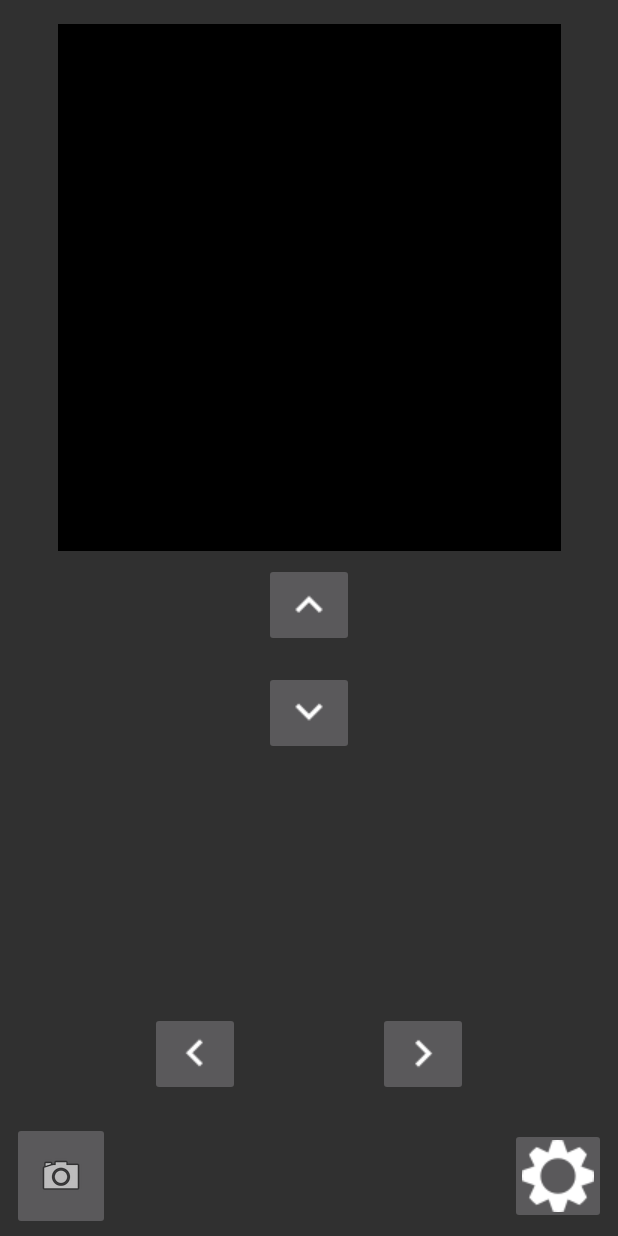
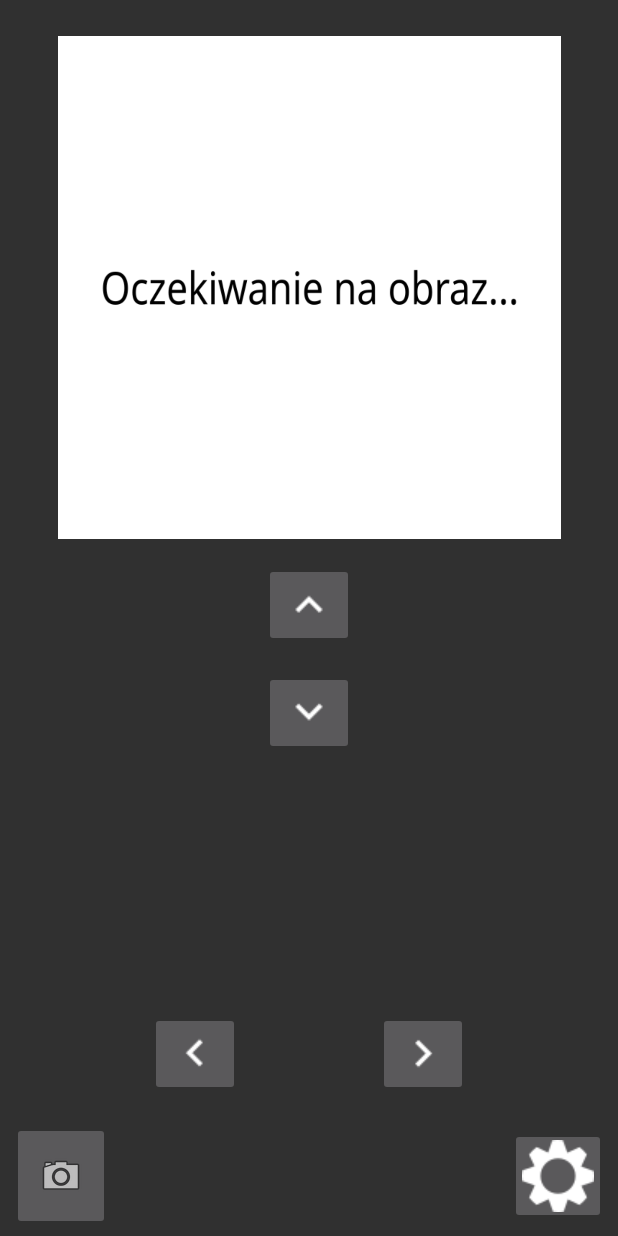
Before and after one commit to DanielM96/InspectionRobot, an Android app: the layout activity_main.xml on its own in the app's theme, with its tools: preview values and no code run, on a phone screen of 412 x 824 dp. Run offline under Robolectric (Android 15) with nearby library versions, the phone set to English and light mode, and no system bars.

Commit message:
Dodanie grafiki początkowej

```diff
--- a/app/src/main/res/layout/activity_main.xml
+++ b/app/src/main/res/layout/activity_main.xml
@@ -93,5 +93,5 @@
         app:layout_constraintEnd_toEndOf="parent"
         app:layout_constraintStart_toStartOf="parent"
         app:layout_constraintTop_toTopOf="parent"
-        app:srcCompat="@color/colorBlack" />
+        app:srcCompat="@drawable/robot_waitforcam" />
 </android.support.constraint.ConstraintLayout>
```
Also changed, not shown: app/src/main/res/drawable/robot_waitforcam.png (added).
